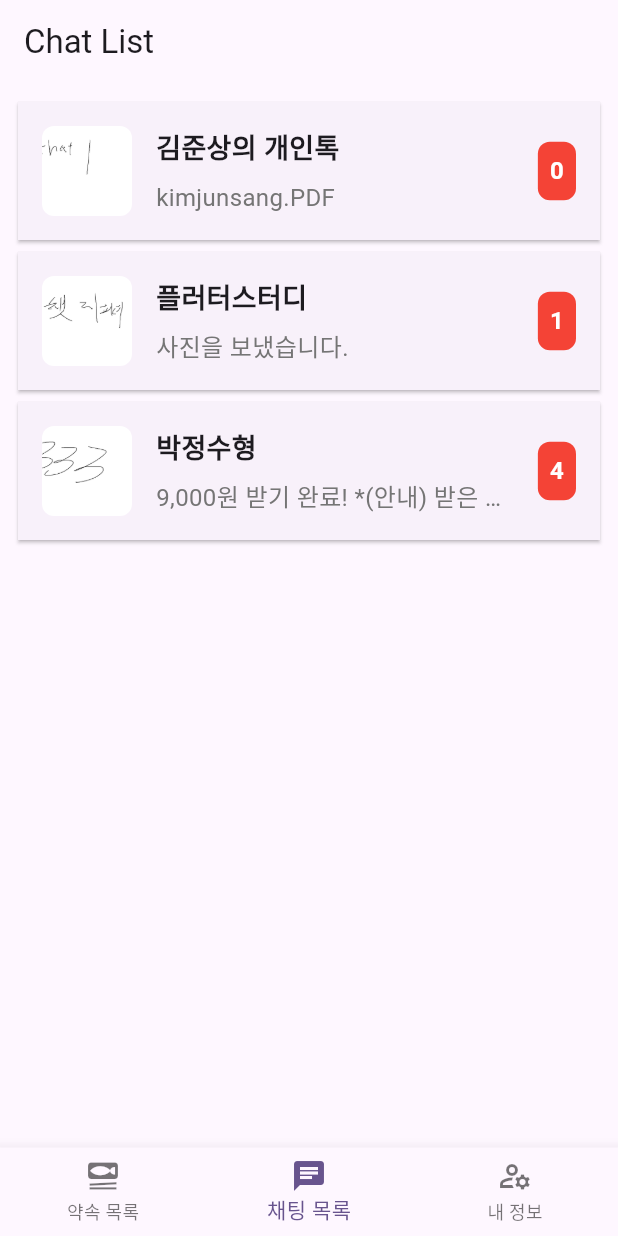
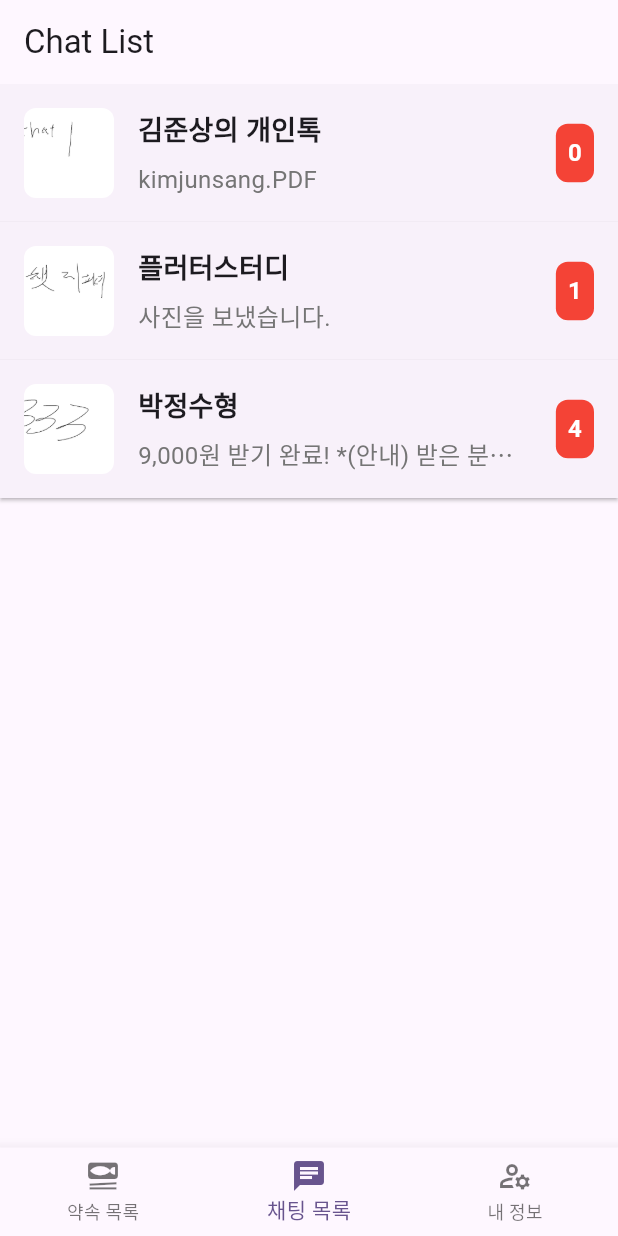
Before and after one commit to sjml2002/promiseScheduling, a Flutter app: the screen it shows after launch, item 2 of the bottom bar chosen, on a phone screen of 412 x 824 dp. Run offline on Flutter 3.47's test engine with Material 3 defaults, Android fonts, the phone set to English and light mode, and no system bars.

Commit message:
채팅목록 합쳐둠 이제 코드 1정도 이해함

```diff
--- a/lib/screens/chatting_list_screen.dart
+++ b/lib/screens/chatting_list_screen.dart
@@ -60,14 +60,14 @@ class ChatListScreenState extends State<ChatListScreen> {
       appBar: AppBar(
         title: Text("Chat List"),
       ),
-      body: Padding(
-        padding: const EdgeInsets.all(8.0),
-        child: ListView.builder(
+      body: ListView.builder(
+        padding: EdgeInsets.zero,
         itemCount: roomlist.length,
         itemBuilder: (context, idx) {
           return GestureDetector(
             onTap: () => NavigationSet("chat_room", roomlist[idx].id),
             child: Card(
+              margin: EdgeInsets.zero,
               shape: RoundedRectangleBorder(
                 borderRadius: BorderRadius.zero,
               ),
@@ -95,7 +95,7 @@ class ChatListScreenState extends State<ChatListScreen> {
                             roomlist[idx].overviewmsg,
                             style: TextStyle(
                                 fontSize: 16, color: Colors.grey[600]),
-                                  maxLines:1,
+                            maxLines: 1,
                             overflow: TextOverflow.ellipsis,
                           ),
                         ],
@@ -123,7 +123,6 @@ class ChatListScreenState extends State<ChatListScreen> {
           );
         },
       ),
-      ),
     );
   }
 }
```
Lines whose indentation alone changed are shown as unchanged.
